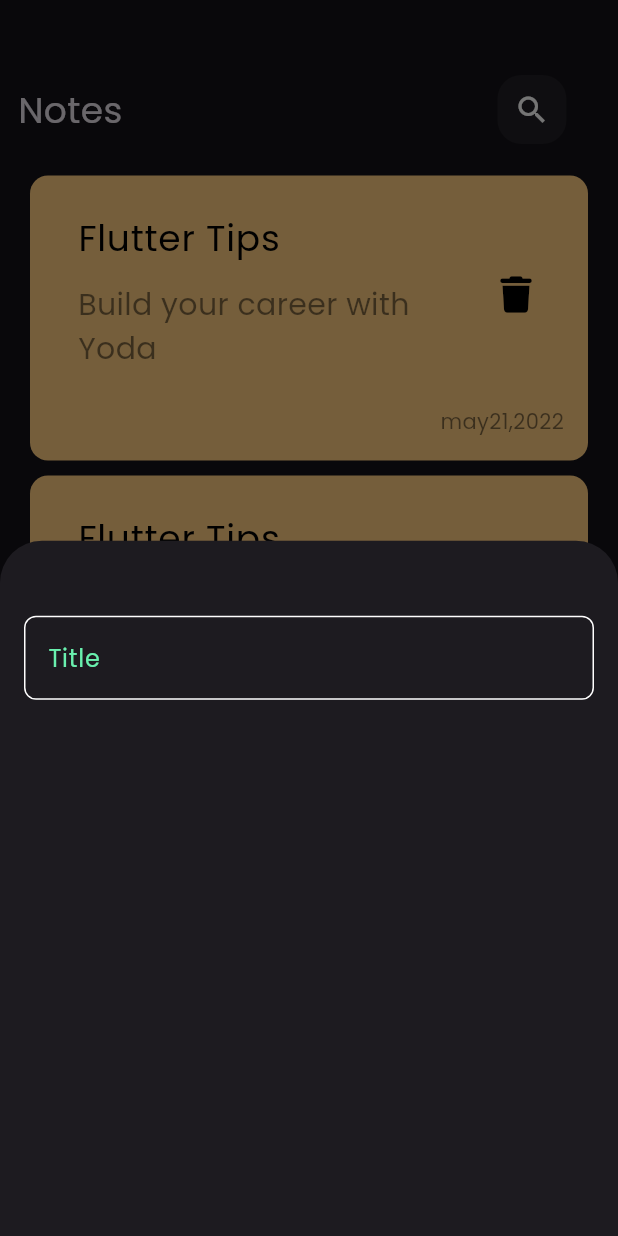
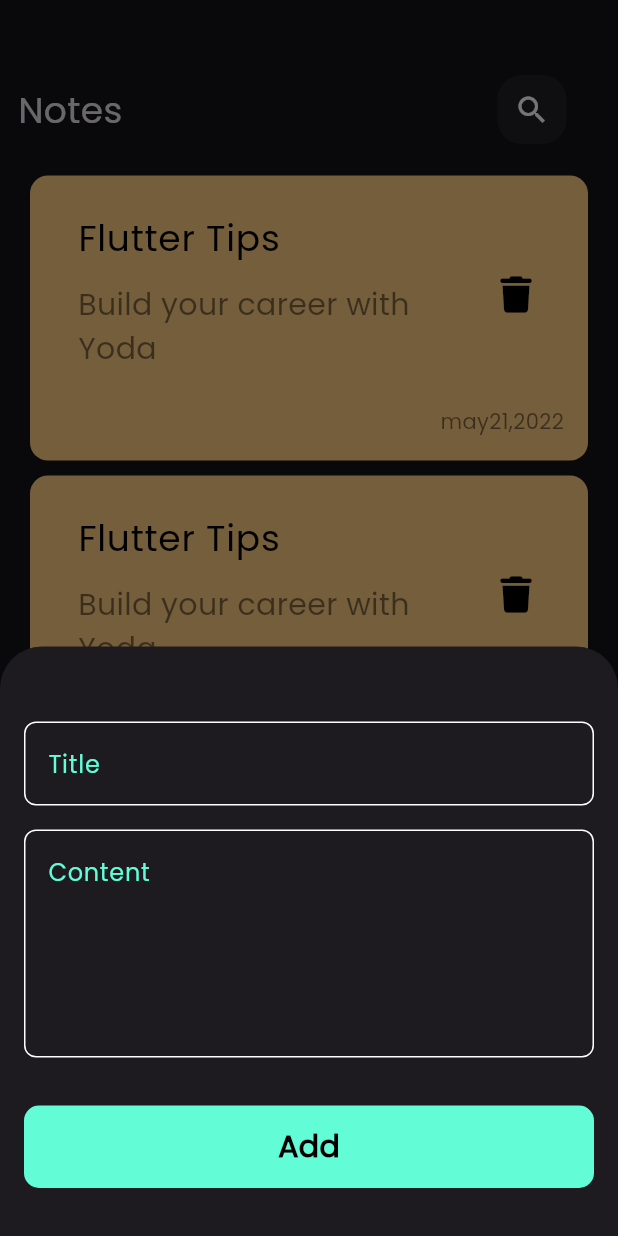
Before and after one commit to carnage67694325/note_app, a Flutter app: the screen it shows after launch, after a tap on the "add" icon, on a phone screen of 412 x 824 dp. Run offline on Flutter 3.47's test engine with Material 3 defaults, Android fonts, the phone set to English and light mode, and no system bars; our stand-ins replace font_awesome_flutter.

Commit message:
created the add button and finished addNoteBottomSheet

```diff
--- a/lib/constants.dart
+++ b/lib/constants.dart
@@ -1,3 +1,3 @@
 import 'package:flutter/material.dart';
 
-const kPrimaryColor = Colors.greenAccent;
+const kPrimaryColor = Color(0xff62FCD7);
--- a/lib/widget/add_note_bottom_sheet.dart
+++ b/lib/widget/add_note_bottom_sheet.dart
@@ -1,4 +1,5 @@
 import 'package:flutter/material.dart';
+import 'package:note_app/widget/custom_button.dart';
 import 'package:note_app/widget/custom_text_field.dart';
 
 class AddNoteBottomSheet extends StatelessWidget {
@@ -6,15 +7,33 @@ class AddNoteBottomSheet extends StatelessWidget {
 
   @override
   Widget build(BuildContext context) {
-    return Padding(
-      padding: const EdgeInsets.symmetric(horizontal: 16),
+    return const SingleChildScrollView(
+      child: Padding(
+        padding: EdgeInsets.symmetric(horizontal: 16),
         child: Column(
           children: [
             SizedBox(
               height: 50,
             ),
-          CustomTextField(),
+            CustomTextField(
+              hint: 'Title',
+            ),
+            SizedBox(
+              height: 16,
+            ),
+            CustomTextField(
+              hint: 'Content',
+              maxLines: 5,
+            ),
+            SizedBox(
+              height: 32,
+            ),
+            CustomButton(),
+            SizedBox(
+              height: 32,
+            ),
           ],
+        ),
       ),
     );
   }
--- /dev/null
+++ b/lib/widget/custom_button.dart
@@ -0,0 +1,23 @@
+import 'package:flutter/material.dart';
+import 'package:note_app/constants.dart';
+
+class CustomButton extends StatelessWidget {
+  const CustomButton({super.key});
+
+  @override
+  Widget build(BuildContext context) {
+    return Container(
+      height: 55,
+      width: MediaQuery.of(context).size.width,
+      decoration: BoxDecoration(
+          color: kPrimaryColor, borderRadius: BorderRadius.circular(10)),
+      child: const Center(
+        child: Text(
+          'Add',
+          style: TextStyle(
+              color: Colors.black, fontSize: 20, fontWeight: FontWeight.bold),
+        ),
+      ),
+    );
+  }
+}
--- a/lib/widget/custom_text_field.dart
+++ b/lib/widget/custom_text_field.dart
@@ -2,14 +2,17 @@ import 'package:flutter/material.dart';
 import 'package:note_app/constants.dart';
 
 class CustomTextField extends StatelessWidget {
-  const CustomTextField({super.key});
-
+  const CustomTextField({super.key, required this.hint, this.maxLines = 1});
+  final String hint;
+  final int maxLines;
   @override
   Widget build(BuildContext context) {
     return TextField(
+      textAlign: TextAlign.start,
+      maxLines: maxLines,
       cursorColor: kPrimaryColor,
       decoration: InputDecoration(
-        hintText: 'Title',
+        hintText: hint,
         hintStyle: const TextStyle(color: kPrimaryColor),
         border: buildBorder(),
         enabledBorder: buildBorder(),
```
Lines whose indentation alone changed are shown as unchanged.
